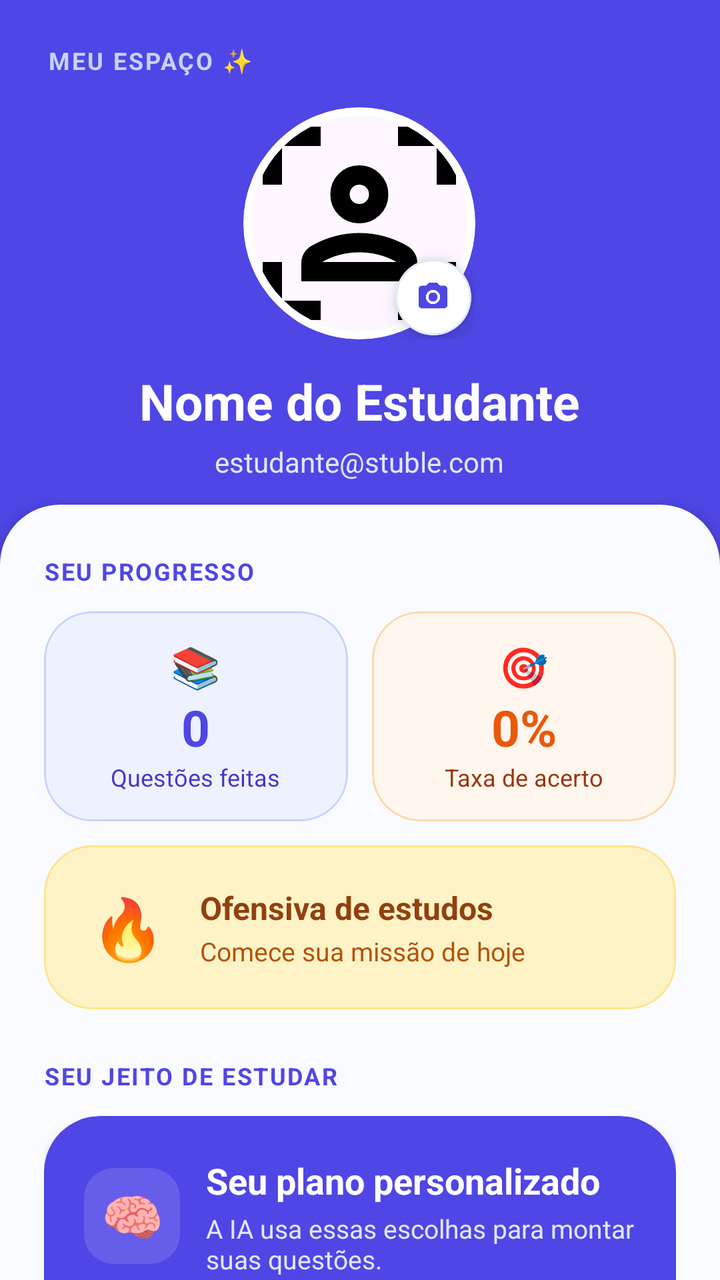
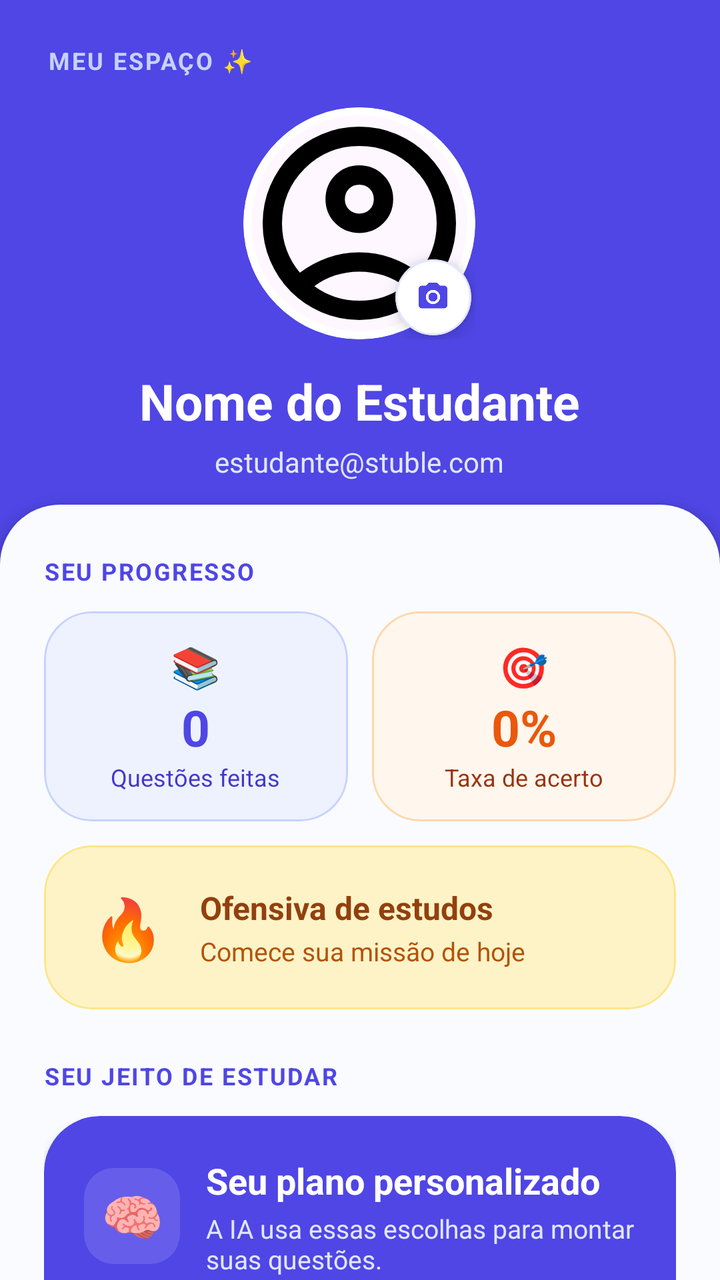

Before-and-after screenshots of an Android layout around one commit, followed by the original layout XML and the change that was made.
<!-- AndroidManifest.xml: application theme Theme.Stuble -->
<!-- res/layout/fragment_profile.xml -->
<?xml version="1.0" encoding="utf-8"?>
<androidx.coordinatorlayout.widget.CoordinatorLayout
    xmlns:android="http://schemas.android.com/apk/res/android"
    xmlns:app="http://schemas.android.com/apk/res-auto"
    xmlns:tools="http://schemas.android.com/tools"
    android:layout_width="match_parent"
    android:layout_height="match_parent"
    android:background="#F8FAFF"
    tools:context=".ProfileFragment">

    <LinearLayout
        android:layout_width="match_parent"
        android:layout_height="match_parent"
        android:orientation="vertical">

        <RelativeLayout
            android:layout_width="match_parent"
            android:layout_height="294dp"
            android:background="#4F46E5"
            android:paddingBottom="44dp">

            <TextView
                android:layout_width="wrap_content"
                android:layout_height="wrap_content"
                android:layout_alignParentStart="true"
                android:layout_marginStart="24dp"
                android:layout_marginTop="22dp"
                android:text="MEU ESPAÇO ✨"
                android:textColor="#C7D2FE"
                android:textSize="12sp"
                android:textStyle="bold"
                android:letterSpacing="0.08" />

            <LinearLayout
                android:layout_width="wrap_content"
                android:layout_height="wrap_content"
                android:layout_centerInParent="true"
                android:gravity="center"
                android:orientation="vertical">

                <RelativeLayout
                    android:layout_width="wrap_content"
                    android:layout_height="wrap_content"
                    android:layout_marginBottom="14dp">

                    <com.google.android.material.card.MaterialCardView
                        android:id="@+id/cardProfileImage"
                        android:layout_width="116dp"
                        android:layout_height="116dp"
                        app:cardCornerRadius="58dp"
                        app:cardElevation="0dp"
                        app:strokeColor="#FFFFFF"
                        app:strokeWidth="4dp">

                        <ImageView
                            android:id="@+id/imgProfile"
                            android:layout_width="match_parent"
                            android:layout_height="match_parent"
                            android:contentDescription="Foto de perfil do estudante"
                            android:scaleType="centerCrop"
                            android:src="@drawable/ic_user_placeholder" />
                    </com.google.android.material.card.MaterialCardView>

                    <com.google.android.material.card.MaterialCardView
                        android:id="@+id/btnChangePhoto"
                        android:layout_width="38dp"
                        android:layout_height="38dp"
                        android:layout_alignEnd="@id/cardProfileImage"
                        android:layout_alignBottom="@id/cardProfileImage"
                        android:layout_marginEnd="2dp"
                        android:layout_marginBottom="2dp"
                        app:cardBackgroundColor="#FFFFFF"
                        app:cardCornerRadius="19dp"
                        app:cardElevation="5dp"
                        app:strokeColor="#E0E7FF"
                        app:strokeWidth="1dp">

                        <ImageView
                            android:layout_width="17dp"
                            android:layout_height="17dp"
                            android:layout_gravity="center"
                            android:contentDescription="Alterar foto de perfil"
                            android:src="@drawable/ic_camera"
                            app:tint="#4F46E5" />
                    </com.google.android.material.card.MaterialCardView>
                </RelativeLayout>

                <TextView
                    android:id="@+id/txtNomeUsuario"
                    android:layout_width="wrap_content"
                    android:layout_height="wrap_content"
                    android:text="Nome do Estudante"
                    android:textColor="#FFFFFF"
                    android:textSize="25sp"
                    android:textStyle="bold" />

                <TextView
                    android:id="@+id/txtEmailUsuario"
                    android:layout_width="wrap_content"
                    android:layout_height="wrap_content"
                    android:layout_marginTop="4dp"
                    android:text="estudante@stuble.com"
                    android:textColor="#E0E7FF"
                    android:textSize="14sp" />
            </LinearLayout>
        </RelativeLayout>

        <androidx.core.widget.NestedScrollView
            android:layout_width="match_parent"
            android:layout_height="match_parent"
            android:layout_marginTop="-42dp"
            android:background="@drawable/fundo_perfil_arredondado"
            android:elevation="4dp"
            android:fillViewport="true"
            android:overScrollMode="never">

            <LinearLayout
                android:layout_width="match_parent"
                android:layout_height="wrap_content"
                android:orientation="vertical"
                android:paddingStart="22dp"
                android:paddingTop="25dp"
                android:paddingEnd="22dp"
                android:paddingBottom="36dp">

                <TextView
                    android:layout_width="wrap_content"
                    android:layout_height="wrap_content"
                    android:layout_marginBottom="12dp"
                    android:text="SEU PROGRESSO"
                    android:textColor="#4F46E5"
                    android:textSize="12sp"
                    android:textStyle="bold"
                    android:letterSpacing="0.07" />

                <LinearLayout
                    android:layout_width="match_parent"
                    android:layout_height="wrap_content"
                    android:layout_marginBottom="12dp"
                    android:orientation="horizontal">

                    <com.google.android.material.card.MaterialCardView
                        android:layout_width="0dp"
                        android:layout_height="105dp"
                        android:layout_marginEnd="6dp"
                        android:layout_weight="1"
                        app:cardBackgroundColor="#EEF2FF"
                        app:cardCornerRadius="24dp"
                        app:cardElevation="0dp"
                        app:strokeColor="#C7D2FE"
                        app:strokeWidth="1dp">

                        <LinearLayout
                            android:layout_width="match_parent"
                            android:layout_height="match_parent"
                            android:gravity="center"
                            android:orientation="vertical">

                            <TextView
                                android:layout_width="wrap_content"
                                android:layout_height="wrap_content"
                                android:text="📚"
                                android:textSize="20sp" />

                            <TextView
                                android:id="@+id/txtStatQuestoes"
                                android:layout_width="wrap_content"
                                android:layout_height="wrap_content"
                                android:text="0"
                                android:textColor="#4F46E5"
                                android:textSize="25sp"
                                android:textStyle="bold" />

                            <TextView
                                android:layout_width="wrap_content"
                                android:layout_height="wrap_content"
                                android:text="Questões feitas"
                                android:textColor="#4338CA"
                                android:textSize="12sp" />
                        </LinearLayout>
                    </com.google.android.material.card.MaterialCardView>

                    <com.google.android.material.card.MaterialCardView
                        android:layout_width="0dp"
                        android:layout_height="105dp"
                        android:layout_marginStart="6dp"
                        android:layout_weight="1"
                        app:cardBackgroundColor="#FFF7ED"
                        app:cardCornerRadius="24dp"
                        app:cardElevation="0dp"
                        app:strokeColor="#FED7AA"
                        app:strokeWidth="1dp">

                        <LinearLayout
                            android:layout_width="match_parent"
                            android:layout_height="match_parent"
                            android:gravity="center"
                            android:orientation="vertical">

                            <TextView
                                android:layout_width="wrap_content"
                                android:layout_height="wrap_content"
                                android:text="🎯"
                                android:textSize="20sp" />

                            <TextView
                                android:id="@+id/txtStatAcertos"
                                android:layout_width="wrap_content"
                                android:layout_height="wrap_content"
                                android:text="0%"
                                android:textColor="#EA580C"
                                android:textSize="25sp"
                                android:textStyle="bold" />

                            <TextView
                                android:layout_width="wrap_content"
                                android:layout_height="wrap_content"
                                android:text="Taxa de acerto"
                                android:textColor="#9A3412"
                                android:textSize="12sp" />
                        </LinearLayout>
                    </com.google.android.material.card.MaterialCardView>
                </LinearLayout>

                <com.google.android.material.card.MaterialCardView
                    android:layout_width="match_parent"
                    android:layout_height="82dp"
                    android:layout_marginBottom="25dp"
                    app:cardBackgroundColor="#FEF3C7"
                    app:cardCornerRadius="24dp"
                    app:cardElevation="0dp"
                    app:strokeColor="#FDE68A"
                    app:strokeWidth="1dp">

                    <LinearLayout
                        android:layout_width="match_parent"
                        android:layout_height="match_parent"
                        android:gravity="center_vertical"
                        android:orientation="horizontal"
                        android:paddingStart="18dp"
                        android:paddingEnd="18dp">

                        <TextView
                            android:layout_width="48dp"
                            android:layout_height="48dp"
                            android:gravity="center"
                            android:text="🔥"
                            android:textSize="30sp" />

                        <LinearLayout
                            android:layout_width="0dp"
                            android:layout_height="wrap_content"
                            android:layout_marginStart="12dp"
                            android:layout_weight="1"
                            android:orientation="vertical">

                            <TextView
                                android:layout_width="wrap_content"
                                android:layout_height="wrap_content"
                                android:text="Ofensiva de estudos"
                                android:textColor="#92400E"
                                android:textSize="16sp"
                                android:textStyle="bold" />

                            <TextView
                                android:id="@+id/txtStatOfensiva"
                                android:layout_width="wrap_content"
                                android:layout_height="wrap_content"
                                android:layout_marginTop="2dp"
                                android:text="Comece sua missão de hoje"
                                android:textColor="#B45309"
                                android:textSize="13sp" />
                        </LinearLayout>
                    </LinearLayout>
                </com.google.android.material.card.MaterialCardView>

                <TextView
                    android:layout_width="wrap_content"
                    android:layout_height="wrap_content"
                    android:layout_marginBottom="12dp"
                    android:text="SEU JEITO DE ESTUDAR"
                    android:textColor="#4F46E5"
                    android:textSize="12sp"
                    android:textStyle="bold"
                    android:letterSpacing="0.07" />

                <com.google.android.material.card.MaterialCardView
                    android:layout_width="match_parent"
                    android:layout_height="wrap_content"
                    android:layout_marginBottom="26dp"
                    app:cardBackgroundColor="#4F46E5"
                    app:cardCornerRadius="28dp"
                    app:cardElevation="3dp"
                    app:strokeWidth="0dp">

                    <LinearLayout
                        android:layout_width="match_parent"
                        android:layout_height="wrap_content"
                        android:orientation="vertical"
                        android:padding="20dp">

                        <LinearLayout
                            android:layout_width="match_parent"
                            android:layout_height="wrap_content"
                            android:gravity="center_vertical"
                            android:orientation="horizontal">

                            <TextView
                                android:layout_width="48dp"
                                android:layout_height="48dp"
                                android:background="@drawable/bg_profile_personalizacao_icon"
                                android:gravity="center"
                                android:text="🧠"
                                android:textSize="25sp" />

                            <LinearLayout
                                android:layout_width="0dp"
                                android:layout_height="wrap_content"
                                android:layout_marginStart="13dp"
                                android:layout_weight="1"
                                android:orientation="vertical">

                                <TextView
                                    android:layout_width="wrap_content"
                                    android:layout_height="wrap_content"
                                    android:text="Seu plano personalizado"
                                    android:textColor="#FFFFFF"
                                    android:textSize="18sp"
                                    android:textStyle="bold" />

                                <TextView
                                    android:layout_width="wrap_content"
                                    android:layout_height="wrap_content"
                                    android:layout_marginTop="3dp"
                                    android:text="A IA usa essas escolhas para montar suas questões."
                                    android:textColor="#E0E7FF"
                                    android:textSize="13sp" />
                            </LinearLayout>
                        </LinearLayout>

                        <LinearLayout
                            android:layout_width="match_parent"
                            android:layout_height="wrap_content"
                            android:layout_marginTop="18dp"
                            android:orientation="vertical">

                            <TextView
                                android:layout_width="wrap_content"
                                android:layout_height="wrap_content"
                                android:text="OBJETIVO"
                                android:textColor="#C7D2FE"
                                android:textSize="10sp"
                                android:textStyle="bold" />

                            <TextView
                                android:id="@+id/txtPerfilObjetivo"
                                android:layout_width="match_parent"
                                android:layout_height="wrap_content"
                                android:layout_marginTop="3dp"
                                android:text="Defina seu objetivo"
                                android:textColor="#FFFFFF"
                                android:textSize="15sp"
                                android:textStyle="bold" />

                            <TextView
                                android:layout_width="wrap_content"
                                android:layout_height="wrap_content"
                                android:layout_marginTop="13dp"
                                android:text="NÍVEL E ETAPA"
                                android:textColor="#C7D2FE"
                                android:textSize="10sp"
                                android:textStyle="bold" />

                            <TextView
                                android:id="@+id/txtPerfilNivel"
                                android:layout_width="match_parent"
                                android:layout_height="wrap_content"
                                android:layout_marginTop="3dp"
                                android:text="Misto"
                                android:textColor="#FFFFFF"
                                android:textSize="15sp"
                                android:textStyle="bold" />

                            <TextView
                                android:layout_width="wrap_content"
                                android:layout_height="wrap_content"
                                android:layout_marginTop="13dp"
                                android:text="MATÉRIAS PARA REFORÇAR"
                                android:textColor="#C7D2FE"
                                android:textSize="10sp"
                                android:textStyle="bold" />

                            <TextView
                                android:id="@+id/txtPerfilMaterias"
                                android:layout_width="match_parent"
                                android:layout_height="wrap_content"
                                android:layout_marginTop="3dp"
                                android:maxLines="2"
                                android:text="Nenhuma matéria selecionada"
                                android:textColor="#FFFFFF"
                                android:textSize="14sp" />
                        </LinearLayout>

                        <com.google.android.material.button.MaterialButton
                            android:id="@+id/btnPersonalizarEstudos"
                            android:layout_width="match_parent"
                            android:layout_height="54dp"
                            android:layout_marginTop="19dp"
                            android:text="AJUSTAR MINHA PERSONALIZAÇÃO"
                            android:textColor="#4338CA"
                            android:textSize="13sp"
                            android:textStyle="bold"
                            app:backgroundTint="#FFFFFF"
                            app:cornerRadius="17dp"
                            app:icon="@drawable/ic_edit"
                            app:iconTint="#4F46E5"
                            app:iconPadding="10dp" />
                    </LinearLayout>
                </com.google.android.material.card.MaterialCardView>

                <TextView
                    android:layout_width="wrap_content"
                    android:layout_height="wrap_content"
                    android:layout_marginBottom="12dp"
                    android:text="CONTA E PREFERÊNCIAS"
                    android:textColor="#64748B"
                    android:textSize="12sp"
                    android:textStyle="bold"
                    android:letterSpacing="0.07" />

                <com.google.android.material.card.MaterialCardView
                    android:layout_width="match_parent"
                    android:layout_height="wrap_content"
                    android:layout_marginBottom="22dp"
                    app:cardBackgroundColor="#FFFFFF"
                    app:cardCornerRadius="24dp"
                    app:cardElevation="1dp"
                    app:strokeColor="#E5E7EB"
                    app:strokeWidth="1dp">

                    <LinearLayout
                        android:layout_width="match_parent"
                        android:layout_height="wrap_content"
                        android:orientation="vertical">

                        <com.google.android.material.button.MaterialButton
                            android:id="@+id/btnEditName"
                            style="@style/Widget.Material3.Button.TextButton"
                            android:layout_width="match_parent"
                            android:layout_height="62dp"
                            android:gravity="start|center_vertical"
                            android:text="Alterar nome de usuário"
                            android:textColor="#111827"
                            android:textSize="15sp"
                            app:icon="@drawable/ic_edit"
                            app:iconPadding="16dp"
                            app:iconTint="#4F46E5" />

                        <View
                            android:layout_width="match_parent"
                            android:layout_height="1dp"
                            android:layout_marginStart="58dp"
                            android:background="#EEF0F5" />

                        <com.google.android.material.button.MaterialButton
                            android:id="@+id/btnChangePassword"
                            style="@style/Widget.Material3.Button.TextButton"
                            android:layout_width="match_parent"
                            android:layout_height="62dp"
                            android:gravity="start|center_vertical"
                            android:text="Redefinir senha de acesso"
                            android:textColor="#111827"
                            android:textSize="15sp"
                            app:icon="@drawable/ic_lock"
                            app:iconPadding="16dp"
                            app:iconTint="#4F46E5" />

                        <View
                            android:layout_width="match_parent"
                            android:layout_height="1dp"
                            android:layout_marginStart="58dp"
                            android:background="#EEF0F5" />

                        <com.google.android.material.button.MaterialButton
                            android:id="@+id/btnNotifications"
                            style="@style/Widget.Material3.Button.TextButton"
                            android:layout_width="match_parent"
                            android:layout_height="62dp"
                            android:gravity="start|center_vertical"
                            android:text="Notificações do Stuble"
                            android:textColor="#111827"
                            android:textSize="15sp"
                            app:icon="@drawable/ic_notifications"
                            app:iconPadding="16dp"
                            app:iconTint="#4F46E5" />
                    </LinearLayout>
                </com.google.android.material.card.MaterialCardView>

                <com.google.android.material.card.MaterialCardView
                    android:layout_width="match_parent"
                    android:layout_height="wrap_content"
                    app:cardBackgroundColor="#FFF1F2"
                    app:cardCornerRadius="22dp"
                    app:cardElevation="0dp"
                    app:strokeColor="#FECDD3"
                    app:strokeWidth="1dp">

                    <com.google.android.material.button.MaterialButton
                        android:id="@+id/btnLogout"
                        style="@style/Widget.Material3.Button.TextButton"
                        android:layout_width="match_parent"
                        android:layout_height="60dp"
                        android:gravity="start|center_vertical"
                        android:text="Sair da conta Stuble"
                        android:textColor="#E11D48"
                        android:textSize="15sp"
                        app:icon="@drawable/ic_logout"
                        app:iconPadding="16dp"
                        app:iconTint="#E11D48" />
                </com.google.android.material.card.MaterialCardView>

            </LinearLayout>
        </androidx.core.widget.NestedScrollView>
    </LinearLayout>

</androidx.coordinatorlayout.widget.CoordinatorLayout>
<!-- resources referenced by this layout -->
<resources>
  <!-- drawable bg_profile_personalizacao_icon (drawable) -->
  <?xml version="1.0" encoding="utf-8"?>
  <shape xmlns:android="http://schemas.android.com/apk/res/android"
      android:shape="rectangle">
  
      <solid android:color="#665EEA" />
      <corners android:radius="15dp" />
  
  </shape>
  <!-- drawable fundo_perfil_arredondado (drawable) -->
  <?xml version="1.0" encoding="utf-8"?>
  <shape xmlns:android="http://schemas.android.com/apk/res/android">
      <solid android:color="#FAFBFF" />
      <corners
          android:topLeftRadius="30dp"
          android:topRightRadius="30dp" />
  </shape>
  <!-- drawable ic_camera (drawable) -->
  <vector xmlns:android="http://schemas.android.com/apk/res/android" android:height="24dp" android:tint="#000000" android:viewportHeight="24" android:viewportWidth="24" android:width="24dp">
        
      <path android:fillColor="@android:color/white" android:pathData="M12,12m-3.2,0a3.2,3.2 0,1 1,6.4 0a3.2,3.2 0,1 1,-6.4 0"/>
        
      <path android:fillColor="@android:color/white" android:pathData="M9,2L7.17,4L4,4c-1.1,0 -2,0.9 -2,2v12c0,1.1 0.9,2 2,2h16c1.1,0 2,-0.9 2,-2L22,6c0,-1.1 -0.9,-2 -2,-2h-3.17L15,2L9,2zM12,17c-2.76,0 -5,-2.24 -5,-5s2.24,-5 5,-5 5,2.24 5,5 -2.24,5 -5,5z"/>
      
  </vector>
  <!-- drawable ic_edit (drawable) -->
  <vector xmlns:android="http://schemas.android.com/apk/res/android" android:height="24dp" android:tint="#000000" android:viewportHeight="960" android:viewportWidth="960" android:width="24dp">
        
      <path android:fillColor="@android:color/white" android:pathData="M200,760L257,760L648,369L591,312L200,703L200,760ZM120,840L120,670L648,143Q660,132 674.5,126Q689,120 705,120Q721,120 736,126Q751,132 762,144L817,200Q829,211 834.5,226Q840,241 840,256Q840,272 834.5,286.5Q829,301 817,313L290,840L120,840ZM760,256L760,256L704,200L704,200L760,256ZM619,341L591,312L591,312L648,369L648,369L619,341Z"/>
      
  </vector>
  <!-- drawable ic_user_placeholder (drawable) -->
  <vector xmlns:android="http://schemas.android.com/apk/res/android" android:height="24dp" android:tint="#000000" android:viewportHeight="960" android:viewportWidth="960" android:width="24dp">
        
      <path android:fillColor="@android:color/white" android:pathData="M480,480Q429,480 394.5,445.5Q360,411 360,360Q360,310 394.5,275Q429,240 480,240Q530,240 565,275Q600,310 600,360Q600,411 565,445.5Q530,480 480,480ZM480,400Q497,400 508.5,388.5Q520,377 520,360Q520,343 508.5,331.5Q497,320 480,320Q463,320 451.5,331.5Q440,343 440,360Q440,377 451.5,388.5Q463,400 480,400ZM240,720L240,644Q240,623 250.5,604.5Q261,586 279,575Q325,548 375.5,534Q426,520 480,520Q534,520 584.5,534Q635,548 681,575Q699,586 709.5,604.5Q720,623 720,644L720,720L240,720ZM400,610Q361,620 326,640L326,640L634,640L634,640Q599,620 560,610Q521,600 480,600Q439,600 400,610ZM480,360Q480,360 480,360Q480,360 480,360Q480,360 480,360Q480,360 480,360Q480,360 480,360Q480,360 480,360Q480,360 480,360Q480,360 480,360ZM560,640Q599,640 634,640L634,640L326,640L326,640Q361,640 400,640Q439,640 480,640Q521,640 560,640ZM160,880Q127,880 103.5,856.5Q80,833 80,800L80,640L160,640L160,800Q160,800 160,800Q160,800 160,800L320,800L320,880L160,880ZM80,320L80,160Q80,127 103.5,103.5Q127,80 160,80L320,80L320,160L160,160Q160,160 160,160Q160,160 160,160L160,320L80,320ZM640,880L640,800L800,800Q800,800 800,800Q800,800 800,800L800,640L880,640L880,800Q880,833 856.5,856.5Q833,880 800,880L640,880ZM800,320L800,160Q800,160 800,160Q800,160 800,160L640,160L640,80L800,80Q833,80 856.5,103.5Q880,127 880,160L880,320L800,320Z"/>
      
  </vector>
  <style name="Theme.Stuble" parent="Base.Theme.Stuble" />
  <style name="Base.Theme.Stuble" parent="Theme.Material3.DayNight.NoActionBar">
          
          
          <item name="android:windowLightStatusBar">true</item>
          <item name="android:statusBarColor">@android:color/transparent</item>
      </style>
  <!-- unchanged entries left out for length: 3 -->
</resources>

<!-- the commit's change to res/layout/fragment_profile.xml (unified diff, before → after) -->
@@ -58,7 +58,7 @@
                             android:layout_height="match_parent"
                             android:contentDescription="Foto de perfil do estudante"
                             android:scaleType="centerCrop"
-                            android:src="@drawable/ic_user_placeholder" />
+                            android:src="@drawable/ic_person" />
                     </com.google.android.material.card.MaterialCardView>
 
                     <com.google.android.material.card.MaterialCardView
<!-- resource entries referenced after the edit -->
@@ -31,11 +31,15 @@
       <path android:fillColor="@android:color/white" android:pathData="M200,760L257,760L648,369L591,312L200,703L200,760ZM120,840L120,670L648,143Q660,132 674.5,126Q689,120 705,120Q721,120 736,126Q751,132 762,144L817,200Q829,211 834.5,226Q840,241 840,256Q840,272 834.5,286.5Q829,301 817,313L290,840L120,840ZM760,256L760,256L704,200L704,200L760,256ZM619,341L591,312L591,312L648,369L648,369L619,341Z"/>
       
   </vector>
-  <!-- drawable ic_user_placeholder (drawable) -->
-  <vector xmlns:android="http://schemas.android.com/apk/res/android" android:height="24dp" android:tint="#000000" android:viewportHeight="960" android:viewportWidth="960" android:width="24dp">
-        
-      <path android:fillColor="@android:color/white" android:pathData="M480,480Q429,480 394.5,445.5Q360,411 360,360Q360,310 394.5,275Q429,240 480,240Q530,240 565,275Q600,310 600,360Q600,411 565,445.5Q530,480 480,480ZM480,400Q497,400 508.5,388.5Q520,377 520,360Q520,343 508.5,331.5Q497,320 480,320Q463,320 451.5,331.5Q440,343 440,360Q440,377 451.5,388.5Q463,400 480,400ZM240,720L240,644Q240,623 250.5,604.5Q261,586 279,575Q325,548 375.5,534Q426,520 480,520Q534,520 584.5,534Q635,548 681,575Q699,586 709.5,604.5Q720,623 720,644L720,720L240,720ZM400,610Q361,620 326,640L326,640L634,640L634,640Q599,620 560,610Q521,600 480,600Q439,600 400,610ZM480,360Q480,360 480,360Q480,360 480,360Q480,360 480,360Q480,360 480,360Q480,360 480,360Q480,360 480,360Q480,360 480,360Q480,360 480,360ZM560,640Q599,640 634,640L634,640L326,640L326,640Q361,640 400,640Q439,640 480,640Q521,640 560,640ZM160,880Q127,880 103.5,856.5Q80,833 80,800L80,640L160,640L160,800Q160,800 160,800Q160,800 160,800L320,800L320,880L160,880ZM80,320L80,160Q80,127 103.5,103.5Q127,80 160,80L320,80L320,160L160,160Q160,160 160,160Q160,160 160,160L160,320L80,320ZM640,880L640,800L800,800Q800,800 800,800Q800,800 800,800L800,640L880,640L880,800Q880,833 856.5,856.5Q833,880 800,880L640,880ZM800,320L800,160Q800,160 800,160Q800,160 800,160L640,160L640,80L800,80Q833,80 856.5,103.5Q880,127 880,160L880,320L800,320Z"/>
-      
+  <!-- drawable ic_person (drawable) -->
+  <vector xmlns:android="http://schemas.android.com/apk/res/android"
+      android:width="24dp"
+      android:height="24dp"
+      android:viewportWidth="960"
+      android:viewportHeight="960">
+    <path
+        android:pathData="M234,684q51,-39 114,-61.5T480,600q69,0 132,22.5T726,684q35,-41 54.5,-93T800,480q0,-133 -93.5,-226.5T480,160q-133,0 -226.5,93.5T160,480q0,59 19.5,111t54.5,93ZM380.5,479.5Q340,439 340,380t40.5,-99.5Q421,240 480,240t99.5,40.5Q620,321 620,380t-40.5,99.5Q539,520 480,520t-99.5,-40.5ZM480,880q-83,0 -156,-31.5T197,763q-54,-54 -85.5,-127T80,480q0,-83 31.5,-156T197,197q54,-54 127,-85.5T480,80q83,0 156,31.5T763,197q54,54 85.5,127T880,480q0,83 -31.5,156T763,763q-54,54 -127,85.5T480,880ZM580,784.5q47,-15.5 86,-44.5 -39,-29 -86,-44.5T480,680q-53,0 -100,15.5T294,740q39,29 86,44.5T480,800q53,0 100,-15.5ZM523,423q17,-17 17,-43t-17,-43q-17,-17 -43,-17t-43,17q-17,17 -17,43t17,43q17,17 43,17t43,-17ZM480,380ZM480,740Z"
+        android:fillColor="#000000"/>
   </vector>
   <style name="Theme.Stuble" parent="Base.Theme.Stuble" />
   <style name="Base.Theme.Stuble" parent="Theme.Material3.DayNight.NoActionBar">
